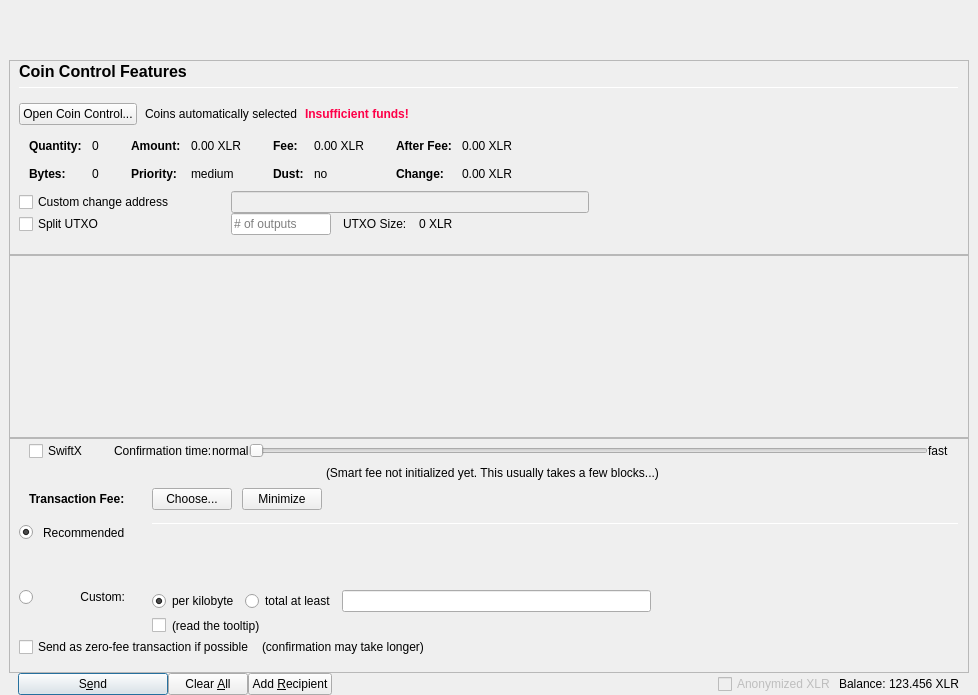
This is src/qt/forms/sendcoinsdialog.ui in cryptocrowd-xcrc/core-wallet as Qt 5 draws it before an edit. The edited form follows.
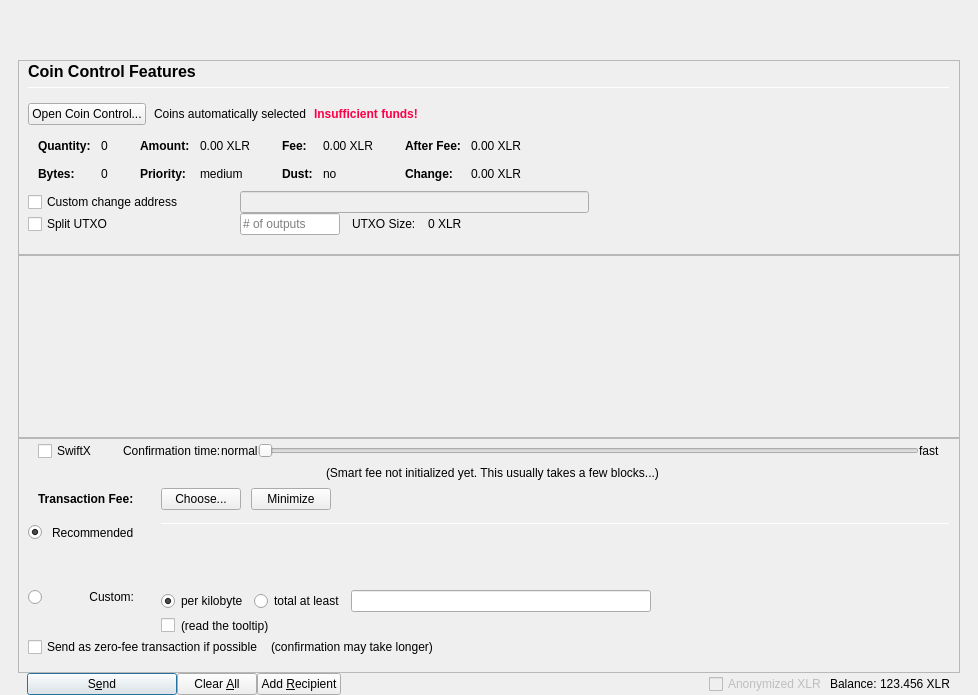
This is the edited form. Icons and pictures are not drawn. Custom widgets are drawn as their Qt base class.

```diff
--- a/src/qt/forms/sendcoinsdialog.ui
+++ b/src/qt/forms/sendcoinsdialog.ui
@@ -38,13 +38,13 @@
       <number>0</number>
      </property>
      <property name="leftMargin">
-      <number>0</number>
+      <number>9</number>
      </property>
      <property name="topMargin">
       <number>0</number>
      </property>
      <property name="rightMargin">
-      <number>0</number>
+      <number>9</number>
      </property>
      <property name="bottomMargin">
       <number>0</number>
@@ -885,7 +885,7 @@
             <rect>
              <x>0</x>
              <y>0</y>
-             <width>956</width>
+             <width>940</width>
              <height>138</height>
             </rect>
            </property>
```
